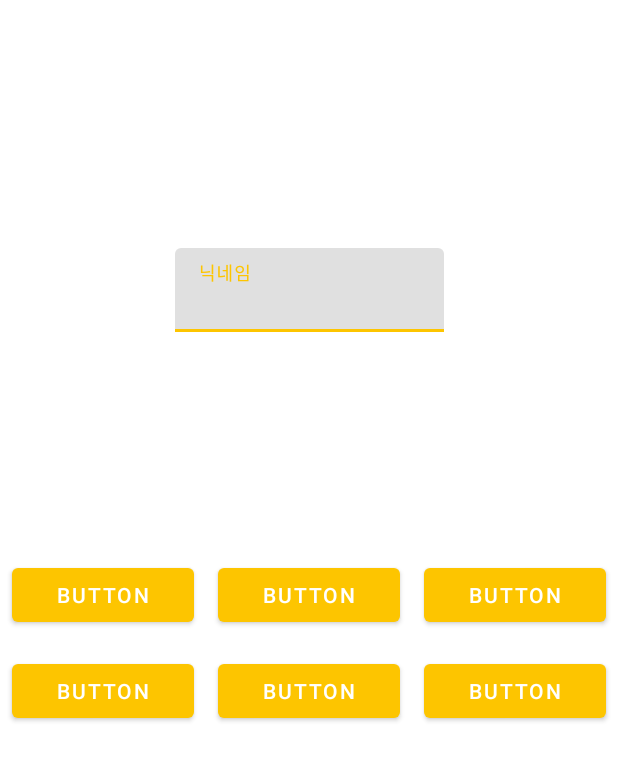
After one commit to sangmyung-capstone/frontend, an Android app: the RegisterActivity screen opened directly, with no data from a screen before it, on a phone screen of 412 x 824 dp. The commit adds this screen. Shown: the top 761 px of the screen. Run offline under Robolectric (Android 15) with nearby library versions, the phone set to English and light mode, and no system bars.

Commit message:
회원가입,네이버 로그인 일부추가

```diff
--- a/app/build.gradle
+++ b/app/build.gradle
@@ -60,4 +60,6 @@ dependencies {
     implementation 'io.github.ParkSangGwon:tedpermission-normal:3.3.0' // Ted Permission - RxJava3 // 권한 요청 라이브러리
 
     implementation 'com.github.mancj:MaterialSearchBar:0.7.1' // custom search view 라이브러리
+
+    implementation 'com.navercorp.nid:oauth:5.4.0' //  네이버 로그인 jdk 11
 }
--- /dev/null
+++ b/app/src/main/java/com/bapool/bapool/ui/RegisterActivity.kt
@@ -0,0 +1,45 @@
+package com.bapool.bapool.ui
+
+import android.os.Bundle
+import android.widget.Button
+import androidx.appcompat.app.AppCompatActivity
+import com.bapool.bapool.R
+import com.bapool.bapool.databinding.ActivityRegisterBinding
+
+class RegisterActivity : AppCompatActivity() {
+    private var _binding: ActivityRegisterBinding? = null
+    private val binding get() = _binding!!
+    var selectedButton: Button? = null // initially no button is selected
+    override fun onCreate(savedInstanceState: Bundle?) {
+        var count = 0
+        super.onCreate(savedInstanceState)
+        _binding = ActivityRegisterBinding.inflate(layoutInflater)
+        setContentView(binding.root);
+
+        val buttons = listOf(
+            binding.button1,
+            binding.button2,
+            binding.button3,
+            binding.button4,
+            binding.button5,
+            binding.button6
+        )
+
+        for (button in buttons) {
+            button.setOnClickListener {
+                selectButton(button, buttons)
+                count = button.lineCount
+            }
+        }
+    }
+
+    private fun selectButton(selectedButton: Button, buttons: List<Button>) {
+        for (button in buttons) {
+            if (button == selectedButton) {
+                button.setBackgroundResource(R.drawable.button_border)
+            } else {
+                button.setBackgroundResource(R.drawable.button_border_blue)
+            }
+        }
+    }
+}
--- /dev/null
+++ b/app/src/main/res/drawable/button_border.xml
@@ -0,0 +1,5 @@
+<shape xmlns:android="http://schemas.android.com/apk/res/android"
+    android:shape="rectangle">
+    <solid android:color="@color/transparentBlack" />
+    <stroke android:width="2dp" android:color="#FF000000" />
+</shape>
--- /dev/null
+++ b/app/src/main/res/drawable/button_border_blue.xml
@@ -0,0 +1,6 @@
+<shape xmlns:android="http://schemas.android.com/apk/res/android"
+    android:shape="rectangle">
+    <stroke android:width="2dp"
+        android:color="#00bfff" />
+    <corners android:radius="4dp" />
+</shape>
--- /dev/null
+++ b/app/src/main/res/layout/activity_register.xml
@@ -0,0 +1,96 @@
+<?xml version="1.0" encoding="utf-8"?>
+<androidx.constraintlayout.widget.ConstraintLayout
+    xmlns:android="http://schemas.android.com/apk/res/android"
+    xmlns:app="http://schemas.android.com/apk/res-auto"
+    android:layout_width="match_parent"
+    android:layout_height="match_parent">
+
+    <com.google.android.material.textfield.TextInputLayout
+        android:id="@+id/textInputLayout"
+        android:layout_width="wrap_content"
+        android:layout_height="wrap_content"
+        android:layout_marginStart="1dp"
+        android:layout_marginTop="82dp"
+        android:layout_marginEnd="1dp"
+        android:layout_marginBottom="60dp"
+        app:layout_constraintBottom_toTopOf="@+id/gridLayout"
+        app:layout_constraintEnd_toEndOf="parent"
+        app:layout_constraintStart_toStartOf="parent"
+        app:layout_constraintTop_toTopOf="parent">
+
+        <com.google.android.material.textfield.TextInputEditText
+            android:layout_width="179dp"
+            android:layout_height="wrap_content"
+            android:hint="닉네임" />
+    </com.google.android.material.textfield.TextInputLayout>
+
+    <GridLayout
+        android:id="@+id/gridLayout"
+        android:layout_width="0dp"
+        android:layout_height="wrap_content"
+        android:layout_marginBottom="331dp"
+        android:alignmentMode="alignMargins"
+        android:columnCount="3"
+        android:columnOrderPreserved="false"
+        android:rowCount="2"
+        app:layout_constraintBottom_toBottomOf="parent"
+        app:layout_constraintEnd_toEndOf="parent"
+        app:layout_constraintStart_toStartOf="parent">
+
+        <Button
+            android:id="@+id/button1"
+            android:layout_width="0dp"
+            android:layout_height="wrap_content"
+            android:layout_columnWeight="1"
+            android:layout_rowWeight="1"
+            android:layout_margin="8dp"
+            android:text="Button"           />
+
+        <Button
+            android:id="@+id/button2"
+            android:layout_width="0dp"
+            android:layout_height="wrap_content"
+            android:layout_columnWeight="1"
+            android:layout_rowWeight="1"
+            android:layout_margin="8dp"
+            android:text="Button" />
+
+        <Button
+            android:id="@+id/button3"
+            android:layout_width="0dp"
+            android:layout_height="wrap_content"
+            android:layout_columnWeight="1"
+            android:layout_rowWeight="1"
+            android:layout_margin="8dp"
+            android:text="Button" />
+
+        <Button
+            android:id="@+id/button4"
+            android:layout_width="0dp"
+            android:layout_height="wrap_content"
+            android:layout_columnWeight="1"
+            android:layout_rowWeight="1"
+            android:layout_margin="8dp"
+            android:text="Button" />
+
+        <Button
+            android:id="@+id/button5"
+            android:layout_width="0dp"
+            android:layout_height="wrap_content"
+            android:layout_columnWeight="1"
+            android:layout_rowWeight="1"
+            android:layout_margin="8dp"
+            android:text="Button" />
+
+        <Button
+            android:id="@+id/button6"
+            android:layout_width="0dp"
+            android:layout_height="wrap_content"
+            android:layout_columnWeight="1"
+            android:layout_rowWeight="1"
+            android:layout_margin="8dp"
+            android:text="Button" />
+
+    </GridLayout>
+
+</androidx.constraintlayout.widget.ConstraintLayout>
```
Also changed, not shown: app/src/main/AndroidManifest.xml (+12 -3 lines), app/src/main/java/com/bapool/bapool/ui/LoginActivity.kt (+54 -9 lines), app/src/main/res/layout/activity_login.xml (+19 -4 lines), app/src/main/res/drawable/naver_login_button.png (added).
